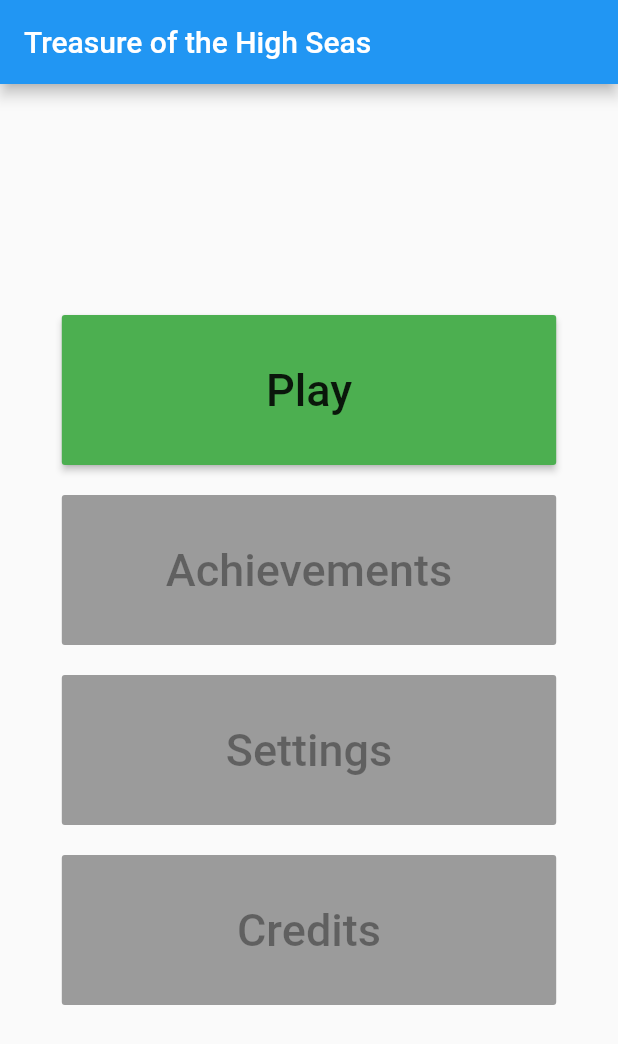
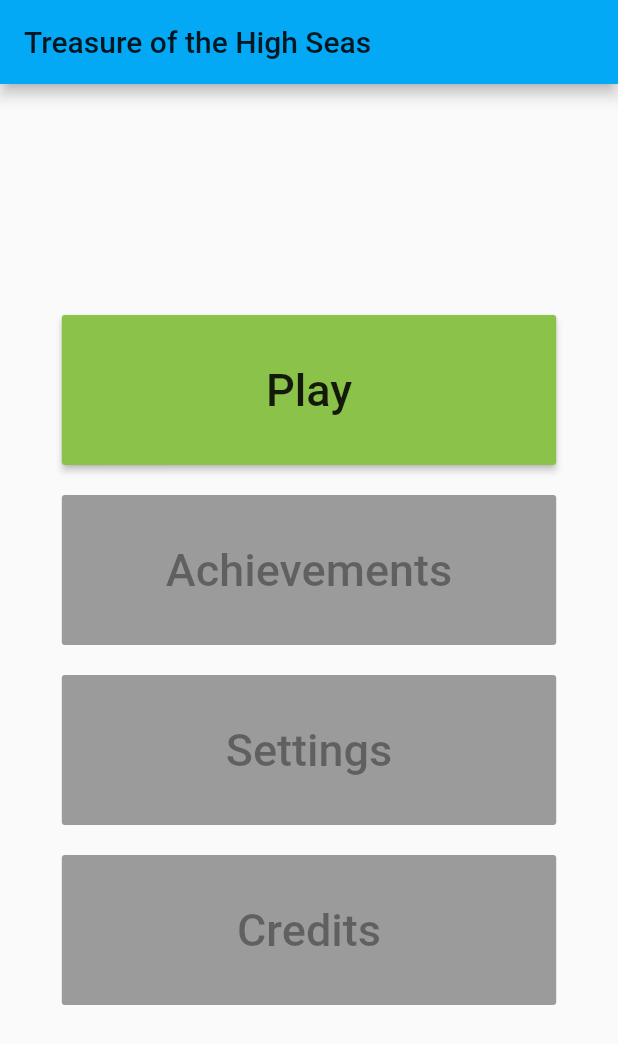
Before and after one commit to kilikfan/treasure, a Flutter app: the screen it shows after launch, on a phone screen of 412 x 824 dp. Shown: the top 1044 px of the screen. Run offline on Flutter 3.47's test engine with Material 2 defaults, Android fonts, the phone set to English and light mode, and no system bars.

Commit message:
Use theme accent color on menu buttons

```diff
--- a/lib/screens/app.dart
+++ b/lib/screens/app.dart
@@ -17,7 +17,8 @@ class MyApp extends StatelessWidget {
         // or simply save your changes to "hot reload" in a Flutter IDE).
         // Notice that the counter didn't reset back to zero; the application
         // is not restarted.
-        primarySwatch: Colors.blue
+        primarySwatch: Colors.lightBlue,
+        accentColor: Colors.lightGreen,
       ),
       home: MainMenuPage(),
     );
--- a/lib/screens/main_menu/menu_button.dart
+++ b/lib/screens/main_menu/menu_button.dart
@@ -4,8 +4,7 @@ class MenuButton extends StatelessWidget {
   final Function onPressed;
   final String buttonText;
 
-  MenuButton(this.buttonText, {Function onPressed}):
-    this.onPressed = onPressed;
+  MenuButton(this.buttonText, {Function onPressed}): this.onPressed = onPressed;
 
   @override
   Widget build(BuildContext context) {
@@ -13,7 +12,7 @@ class MenuButton extends StatelessWidget {
       padding: const EdgeInsets.all(10.0),
       child: RaisedButton(
         onPressed: onPressed,
-        color: Colors.green,
+        color: Theme.of(context).accentColor,
         child: Text(
           buttonText,
           style: TextStyle(fontSize: 30)
```
